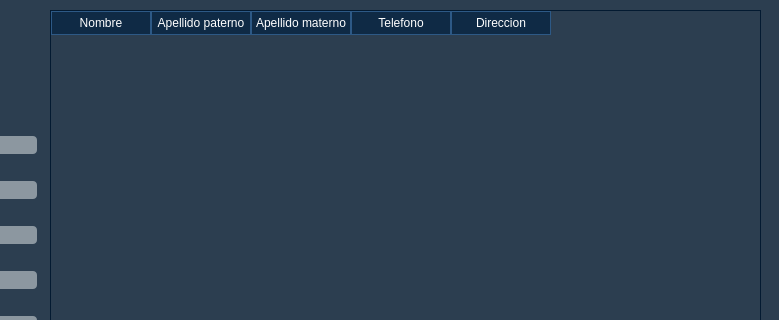
First picture: the form in HomePage.ui, repository Alan-Yehoshua/Ing_Soft_II-Constructora, before the edit; both pictures show x 294 to 1073 and y 0 to 320 of the 1073 by 558 pixel window.
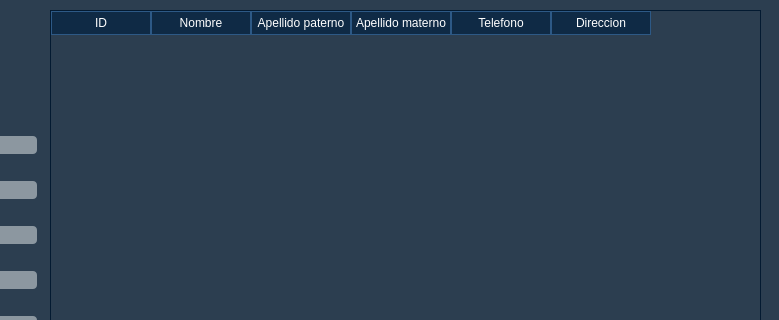
Second picture: the form after the edit. Icons and pictures are not drawn.

```diff
--- a/HomePage.ui
+++ b/HomePage.ui
@@ -605,6 +605,11 @@
          <property name="sortingEnabled">
           <bool>true</bool>
          </property>
+         <column>
+          <property name="text">
+           <string>ID</string>
+          </property>
+         </column>
          <column>
           <property name="text">
            <string>Nombre</string>
```
